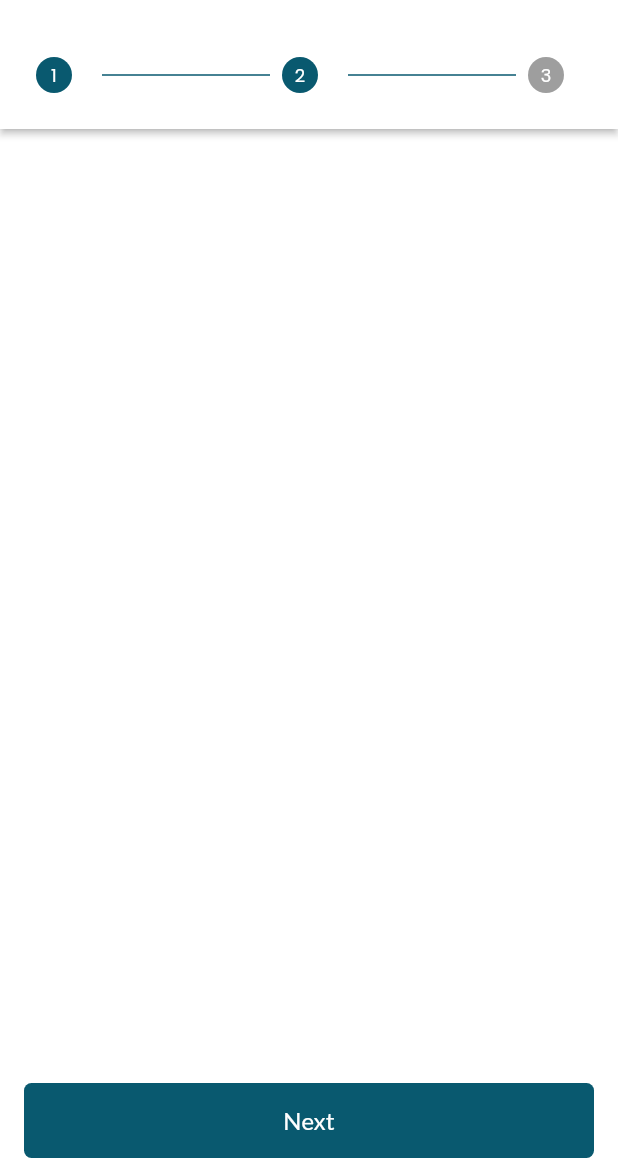
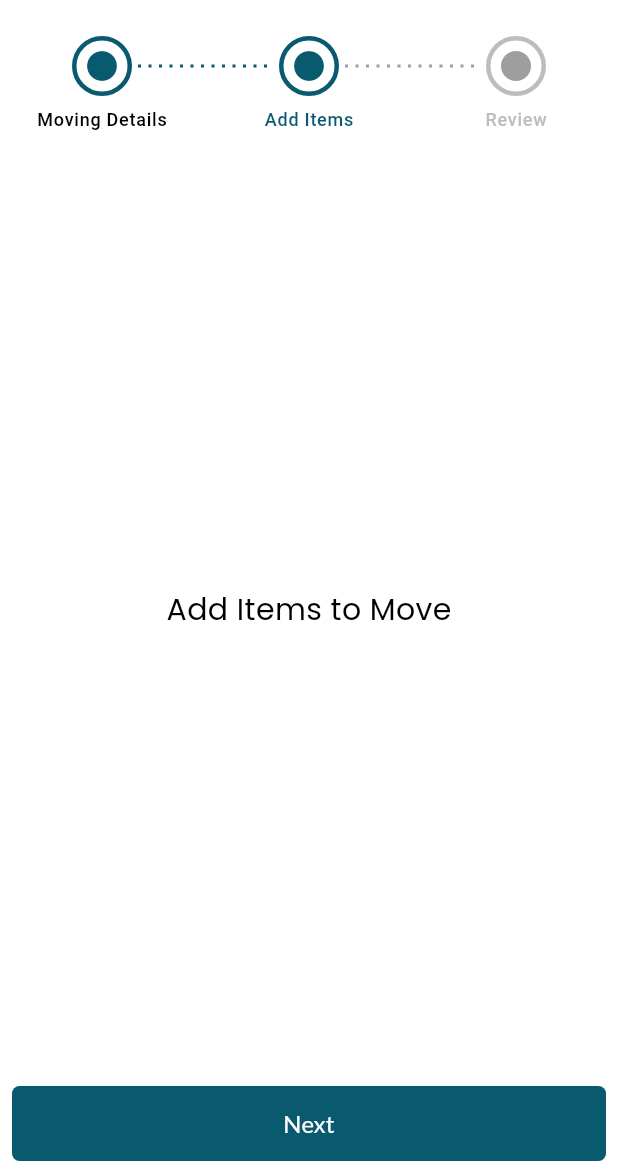
Before and after one commit to pranayjha-appdid/logistics, a Flutter app: the StepperExample screen opened directly, after a tap on "Next", on a phone screen of 412 x 824 dp, the part 63-1236 px from its top. Run offline on Flutter 3.47's test engine with Material 3 defaults, Android fonts, the phone set to English and light mode, and no system bars; drawn by our look-alikes of easy_stepper; our stand-ins replace cached_network_image, custom_refresh_indicator, flutter_svg, fluttertoast, get, google_fonts and 7 more; missing offline and left inert: flutter_inappwebview, onesignal_flutter; accounts and stored records are empty.

Commit message:
packer and mover- moving details done

```diff
--- a/lib/views/screens/DashBoard/Home_Screen/Packers_And_Movers/packers_and_mover_page.dart
+++ b/lib/views/screens/DashBoard/Home_Screen/Packers_And_Movers/packers_and_mover_page.dart
@@ -1,5 +1,7 @@
+import 'package:easy_stepper/easy_stepper.dart';
 import 'package:flutter/material.dart';
 import 'package:logistics/views/base/common_button.dart';
+import 'package:logistics/views/screens/DashBoard/Home_Screen/Packers_And_Movers/done.dart';
 import 'package:logistics/views/screens/DashBoard/Home_Screen/home_screen.dart';
 import 'package:logistics/views/screens/DashBoard/dashboard.dart';
 import 'moving_details.dart';
@@ -10,7 +12,40 @@ class StepperExample extends StatefulWidget {
 }
 
 class _StepperExampleState extends State<StepperExample> {
+  int activeStep = 0;
+
+  final List<String> stepTitles = ['Moving Details', 'Add Items', 'Review'];
+
+  Widget getStepContent(int step) {
+    switch (step) {
+      case 0:
+        return MovingDetails();
+      case 1:
+        return Center(
+            child: Text("Add Items to Move", style: TextStyle(fontSize: 20)));
+      case 2:
+        return Center(
+            child: Text("Review & Confirm", style: TextStyle(fontSize: 20)));
+      default:
+        return Center(
+            child: Text("Completed!", style: TextStyle(fontSize: 20)));
+    }
+  }
+
   int _currentStep = 0;
+
+  void nextStep() {
+    if (activeStep < stepTitles.length - 1) {
+      setState(() {
+        activeStep++;
+      });
+    } else {
+      Navigator.push(
+        context,
+        MaterialPageRoute(builder: (context) => Done()),
+      );
+    }
+  }
 
   @override
   Widget build(BuildContext context) {
@@ -26,55 +61,63 @@ class _StepperExampleState extends State<StepperExample> {
       ),
       body: Column(
         children: [
-          Expanded(
-            child: Theme(
-              data: Theme.of(context).copyWith(
-                canvasColor: Colors.white,
-                colorScheme: Theme.of(context).colorScheme.copyWith(
-                      secondary: Colors.white,
-                      primary: Theme.of(context).primaryColor,
-                    ),
-              ),
-              child: Stepper(
-                currentStep: _currentStep,
-                type: StepperType.horizontal,
-                onStepTapped: (step) {
-                  if (step < _currentStep) {
-                    setState(() => _currentStep = step);
+          EasyStepper(
+            disableScroll: true,
+            finishedStepTextColor: Colors.black,
+            activeStep: activeStep,
+            onStepReached: (index) {
+              if (index <= activeStep) {
+                setState(() {
+                  activeStep = index;
+                });
               }
             },
-                controlsBuilder: (context, details) {
-                  // Remove default next/back button
-                  return SizedBox.shrink();
-                },
-                steps: getStep(),
+            lineStyle: LineStyle(
+              lineLength: 90,
+              lineType: LineType.dotted,
+              defaultLineColor: Colors.grey,
+              finishedLineColor: Color(0xFF09596F),
+            ),
+            stepRadius: 20,
+            activeStepBorderColor: Color(0xFF09596F),
+            activeStepBackgroundColor: Colors.white,
+            activeStepTextColor: Color(0xFF09596F),
+            finishedStepBackgroundColor: Colors.transparent,
+            finishedStepBorderColor: Color(0xFF09596F),
+            finishedStepBorderType: BorderType.normal,
+            borderThickness: 3,
+            showStepBorder: true,
+            showLoadingAnimation: false,
+            showTitle: true,
+            titlesAreLargerThanSteps: true,
+            steps: List.generate(
+              stepTitles.length,
+                  (index) => EasyStep(
+                customStep: Column(
+                  crossAxisAlignment: CrossAxisAlignment.center,
+                  mainAxisAlignment: MainAxisAlignment.center,
+                  children: [
+                    Icon(Icons.circle,
+                        size: 24,
+                        color: index <= activeStep
+                            ? Color(0xFF09596F)
+                            : Colors.grey),
+                  ],
+                ),
+                title: stepTitles[index],
               ),
             ),
           ),
+          Expanded(
+              child: Padding(
+                padding: const EdgeInsets.all(16.0),
+                child: getStepContent(activeStep),
+              )),
           Padding(
-            padding: const EdgeInsets.symmetric(horizontal: 16, vertical: 10),
-            child: SizedBox(
-              width: double.infinity,
-              height: 50,
+            padding: const EdgeInsets.all(8.0),
             child: CustomButton(
-                onTap: () {
-                  if (_currentStep < 2) {
-                    setState(() {
-                      _currentStep += 1;
-                    });
-                  } else {
-                    // Navigate to another screen when last step is done
-                    Navigator.push(
-                      context,
-                      MaterialPageRoute(
-                        builder: (context) =>
-                            Dashboard(), // Replace with your next screen
-                      ),
-                    );
-                  }
-                },
-                title: _currentStep < 2 ? "Next" : "Continue",
-              ),
+              onTap: nextStep,
+              title: activeStep == stepTitles.length - 1 ? 'Done' : 'Next',
             ),
           )
         ],
```
Lines whose indentation alone changed are shown as unchanged.
